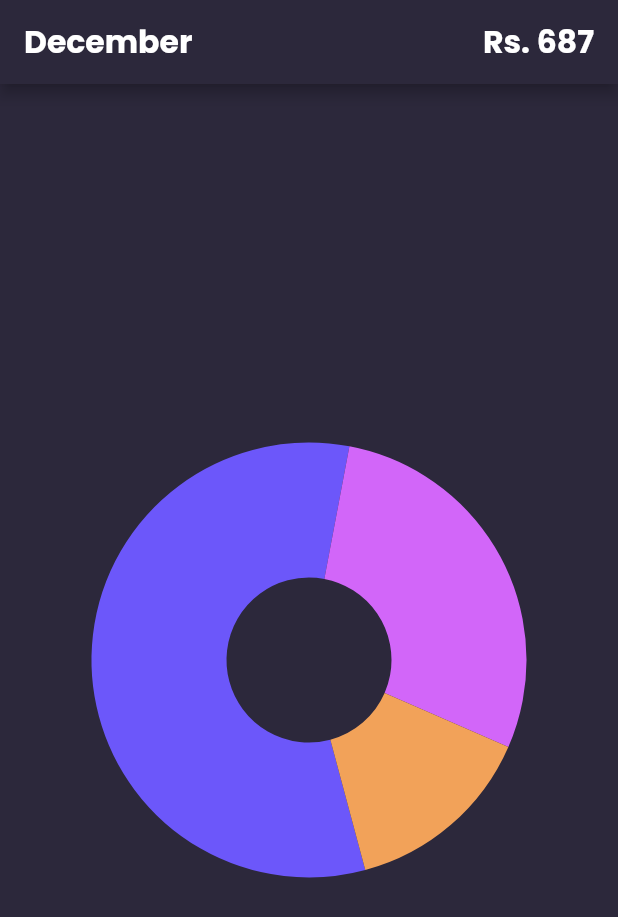
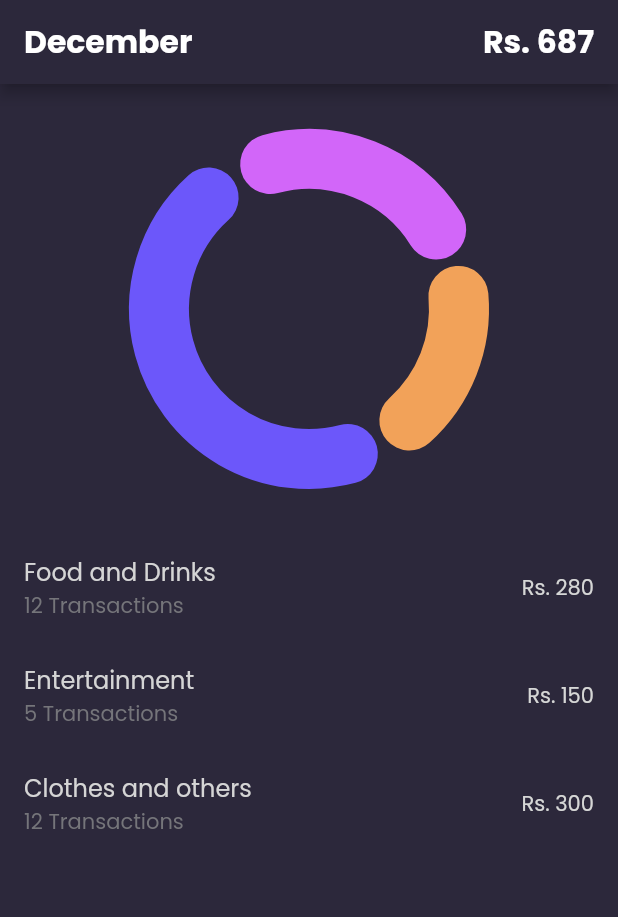
Before and after one commit to pranavkaruvally/expense_tracker, a Flutter app: the screen it shows after launch, on a phone screen of 412 x 824 dp. Shown: the top 917 px of the screen. Run offline on Flutter 3.47's test engine with Material 2 defaults, Android fonts, the phone set to English and light mode, and no system bars; our stand-ins replace google_fonts.

Commit message:
For the time being fixed the piechart design and added a listview

```diff
--- a/lib/main.dart
+++ b/lib/main.dart
@@ -73,15 +73,39 @@ class _MyHomePageState extends State<MyHomePage> {
           ],
         ),
       ),
-      body: Container(
-        alignment: Alignment.center,
-        child: const CustomPieChart(),
+      body: Column(
+        children: [
+          Container(
+            alignment: Alignment.center,
+            child: const CustomPieChart(),
+          ),
+          Expanded(child: ListView(
+                  children: const [
+                    ListTile(
+                      title: Text('Food and Drinks', style: TextStyle(color: Color(0xffd5d5d5))),
+                      subtitle: Text('12 Transactions', style: TextStyle(color: Color(0xff75757a))),
+                      trailing: Text('Rs. 280', style: TextStyle(color: Color(0xffd6d7d6))),
+                    ),
+                    ListTile(
+                      title: Text('Entertainment', style: TextStyle(color: Color(0xffd5d5d5))),
+                      subtitle: Text('5 Transactions', style: TextStyle(color: Color(0xff75757a))),
+                      trailing: Text('Rs. 150', style: TextStyle(color: Color(0xffd6d7d6))),
+                    ),
+                    ListTile(
+                      title: Text('Clothes and others', style: TextStyle(color: Color(0xffd5d5d5))),
+                      subtitle: Text('12 Transactions', style: TextStyle(color: Color(0xff75757a))),
+                      trailing: Text('Rs. 300', style: TextStyle(color: Color(0xffd6d7d6))),
+                    ),
+                  ]
+                ),
+          ),
+        ],
       ),
     );
   }
 }
 
-int hostel=200, food=100, others=50;
+int hostel=180, food=100, others=80;
 
 class CustomPieChart extends StatefulWidget {
   const CustomPieChart({super.key});
@@ -108,16 +132,18 @@ class PiePainter extends CustomPainter {
   void paint(Canvas canvas, Size size) {
     var totalCost = hostel + food + others;
 
+    var pieGap = math.pi * 0.15;
+
     var hostelStartAngle = 5*math.pi/12;
-    var hostelSweepAngle = (hostel/totalCost) * 2*math.pi;
+    var hostelSweepAngle = (hostel/totalCost) * 2*math.pi - pieGap;
     var hostelArcColor = const Color(0xff6c57fa);
 
-    var foodStartAngle = hostelStartAngle + hostelSweepAngle;
-    var foodSweepAngle = (food/totalCost) * 2*math.pi;
+    var foodStartAngle = hostelStartAngle + hostelSweepAngle + pieGap;
+    var foodSweepAngle = (food/totalCost) * 2*math.pi - pieGap;
     var foodArcColor = const Color(0xffd266f9);
 
-    var othersStartAngle = foodStartAngle + foodSweepAngle;
-    var othersSweepAngle = (others/totalCost) * 2*math.pi;
+    var othersStartAngle = foodStartAngle + foodSweepAngle + pieGap;
+    var othersSweepAngle = (others/totalCost) * 2*math.pi - pieGap;
     var othersArcColor = const Color(0xfff2a259);
 
     var centerX = size.width / 2;
@@ -127,26 +153,32 @@ class PiePainter extends CustomPainter {
 
     // var myRect = const Rect.fromLTRB(0, 0, 200, 200);
     var myRect = Rect.fromCircle(center: center, radius: 100);
+    // var myRoundedRect = RRect.fromRectAndRadius(myRect, const Radius.circular(2));
 
     final hostelBrush = Paint()
       ..color = hostelArcColor
       ..style = PaintingStyle.stroke
-      ..strokeWidth = 90;
+      ..strokeJoin = StrokeJoin.miter
+      ..strokeCap = StrokeCap.round
+      ..strokeWidth = 40;
 
     final foodBrush = Paint()
       ..color = foodArcColor
       ..style = PaintingStyle.stroke
-      ..strokeWidth = 90;
+      ..strokeJoin = StrokeJoin.miter
+      ..strokeCap = StrokeCap.round
+      ..strokeWidth = 40;
 
     final othersBrush = Paint()
       ..color = othersArcColor
       ..style = PaintingStyle.stroke
-      ..strokeWidth = 90;
+      ..strokeJoin = StrokeJoin.miter
+      ..strokeCap = StrokeCap.round
+      ..strokeWidth = 40;
 
     canvas.drawArc(myRect, hostelStartAngle, hostelSweepAngle, false, hostelBrush);
     canvas.drawArc(myRect, foodStartAngle, foodSweepAngle, false, foodBrush);
     canvas.drawArc(myRect, othersStartAngle, othersSweepAngle, false, othersBrush);
-
   }
 
   @override
```
